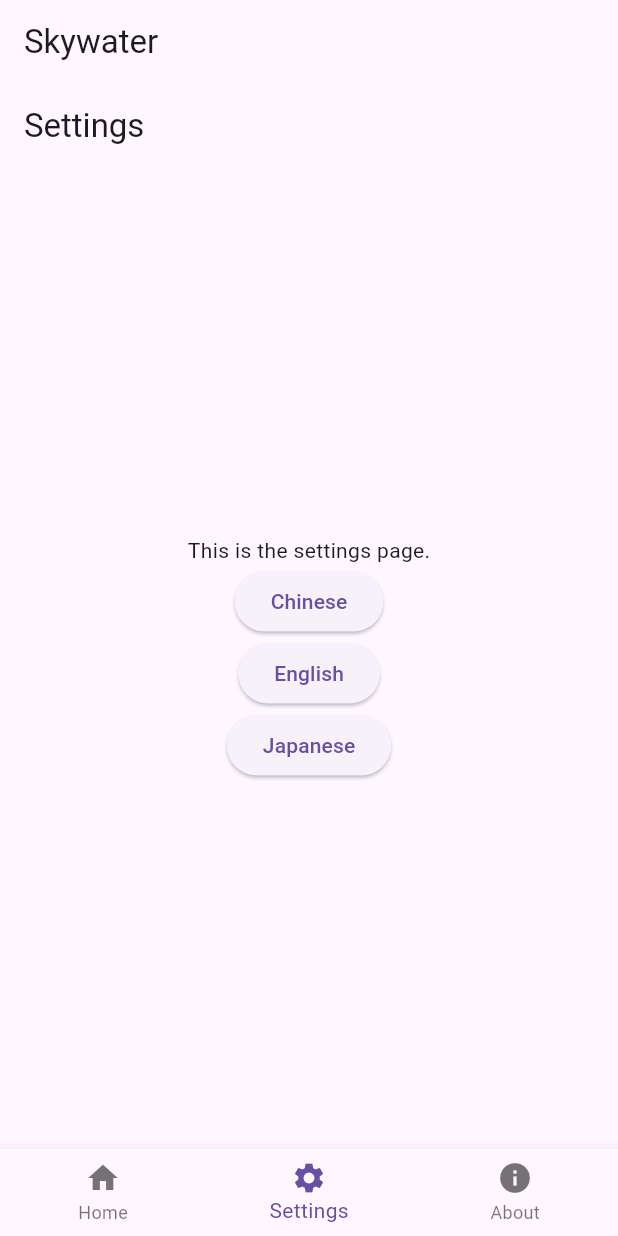
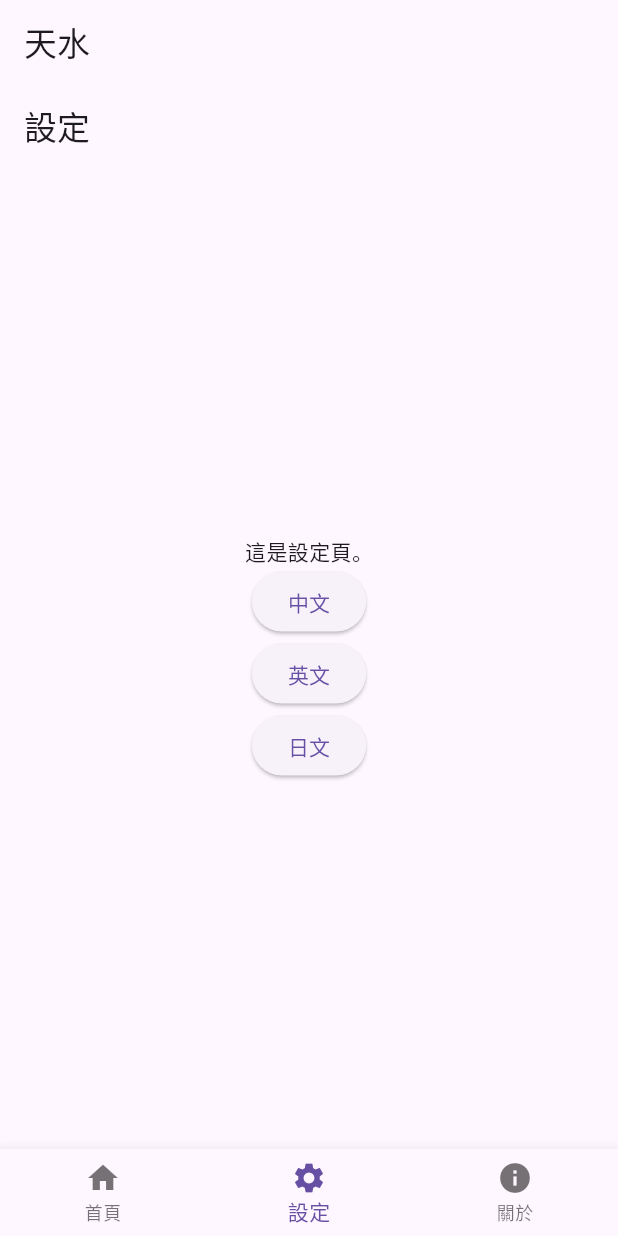
Before and after one commit to bosheng1220/skywater, a Flutter app: the screen it shows after launch, item 2 of the bottom bar chosen, on a phone screen of 412 x 824 dp. Run offline on Flutter 3.47's test engine with Material 3 defaults, Android fonts, the light colour scheme and no system bars; our stand-ins replace flutter_dotenv; missing offline and left inert: lpinyin.

Commit message:
預設語言更改

```diff
--- a/lib/app.dart
+++ b/lib/app.dart
@@ -21,7 +21,7 @@ class SkywaterApp extends StatefulWidget {
 
 class _SkywaterAppState extends State<SkywaterApp> {
   int _currentIndex = 0;
-  Locale _locale = const Locale('en', 'US'); // 預設語言為英文
+  Locale _locale = const Locale('zh'); // 預設語言設定位置
 
   final List<Widget> _pages = [HomePage(), SettingsPage(), AboutPage()];
 
@@ -29,7 +29,7 @@ class _SkywaterAppState extends State<SkywaterApp> {
   Widget build(BuildContext context) {
     return MaterialApp(
       title: 'Skywater',
-      locale: _locale, // 使用當前語言
+      locale: _locale,
       localizationsDelegates: const [
         AppLocalizations.delegate,
         GlobalMaterialLocalizations.delegate,
@@ -44,7 +44,7 @@ class _SkywaterAppState extends State<SkywaterApp> {
             return supportedLocale;
           }
         }
-        return const Locale('en');
+        return const Locale('zh');
       },
       home: Builder(
         builder:
```
